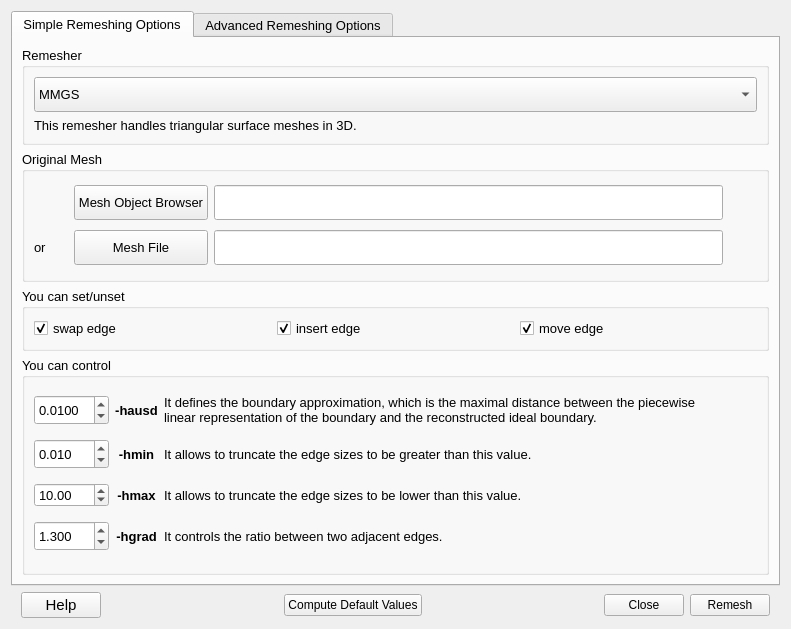
First picture: the form in MyPlugDialog.ui, repository SalomePlatform/mmgplugin, before the edit.
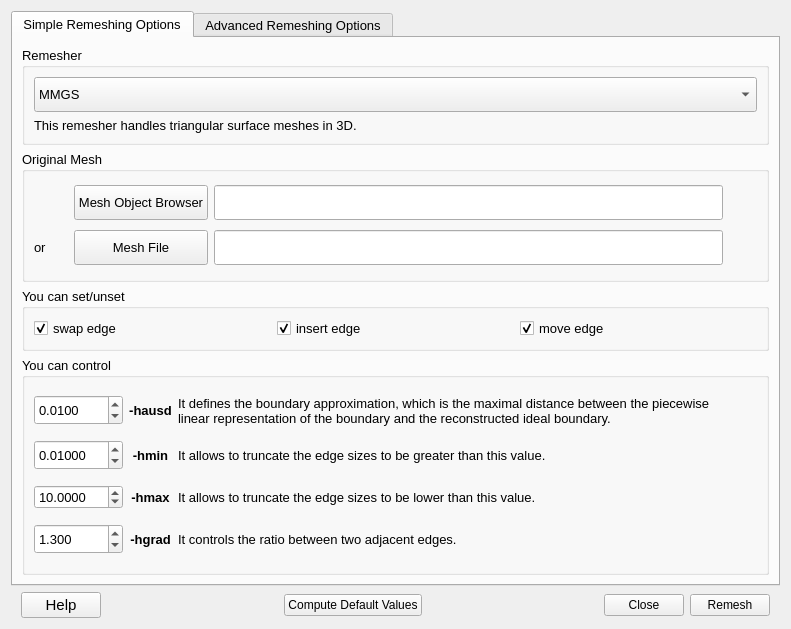
Second picture: the form after the edit.

Commit message: fix: min size of ui elements, decimals handling

What changed in the file:
```diff
--- a/MyPlugDialog.ui
+++ b/MyPlugDialog.ui
@@ -16,6 +16,12 @@
     <verstretch>1</verstretch>
    </sizepolicy>
   </property>
+  <property name="minimumSize">
+   <size>
+    <width>750</width>
+    <height>600</height>
+   </size>
+  </property>
   <property name="windowTitle">
    <string>MMG : Remeshing tool</string>
   </property>
@@ -420,6 +426,12 @@
            <verstretch>1</verstretch>
           </sizepolicy>
          </property>
+         <property name="minimumSize">
+          <size>
+           <width>700</width>
+           <height>170</height>
+          </size>
+         </property>
          <property name="title">
           <string>You can control</string>
          </property>
@@ -468,6 +480,9 @@
           </item>
           <item row="2" column="0">
            <widget class="QDoubleSpinBox" name="SP_Hmax">
+            <property name="decimals">
+             <number>4</number>
+            </property>
             <property name="value">
              <double>10.000000000000000</double>
             </property>
@@ -482,10 +497,10 @@
              </size>
             </property>
             <property name="decimals">
-             <number>3</number>
+             <number>5</number>
             </property>
             <property name="minimum">
-             <double>0.001000000000000</double>
+             <double>0.000000000000000</double>
             </property>
             <property name="maximum">
              <double>100.000000000000000</double>
@@ -503,6 +518,12 @@
           </item>
           <item row="1" column="2">
            <widget class="QLabel" name="label_10">
+            <property name="minimumSize">
+             <size>
+              <width>0</width>
+              <height>30</height>
+             </size>
+            </property>
             <property name="toolTip">
              <string>The default values for this parameters are computed from the mesh bounding box.
 The minimal edge size is set to 0.01 of the bounding box size. </string>
@@ -568,6 +589,12 @@
               <verstretch>0</verstretch>
              </sizepolicy>
             </property>
+            <property name="minimumSize">
+             <size>
+              <width>0</width>
+              <height>35</height>
+             </size>
+            </property>
             <property name="toolTip">
              <string>This value defines a the Hausdorf distance.
 A low Hausdorff parameter leads to refine the high curvature areas.</string>
@@ -599,6 +626,12 @@
           </item>
           <item row="2" column="2">
            <widget class="QLabel" name="label">
+            <property name="minimumSize">
+             <size>
+              <width>0</width>
+              <height>30</height>
+             </size>
+            </property>
             <property name="toolTip">
              <string>The default values for this parameters are computed from the mesh bounding box.
 The maximal edge size is set to two times the bounding box size.</string>
@@ -630,6 +663,12 @@
           </item>
           <item row="3" column="2">
            <widget class="QLabel" name="label_12">
+            <property name="minimumSize">
+             <size>
+              <width>0</width>
+              <height>30</height>
+             </size>
+            </property>
             <property name="toolTip">
              <string>With a gradation of h, two adjacent edges e1 and e2 must respect that : 1/h &lt;= e1/e2 &lt;= h.
 By default, the gradation value is of 1.3</string>
```
The commit also changes 1 other file.
